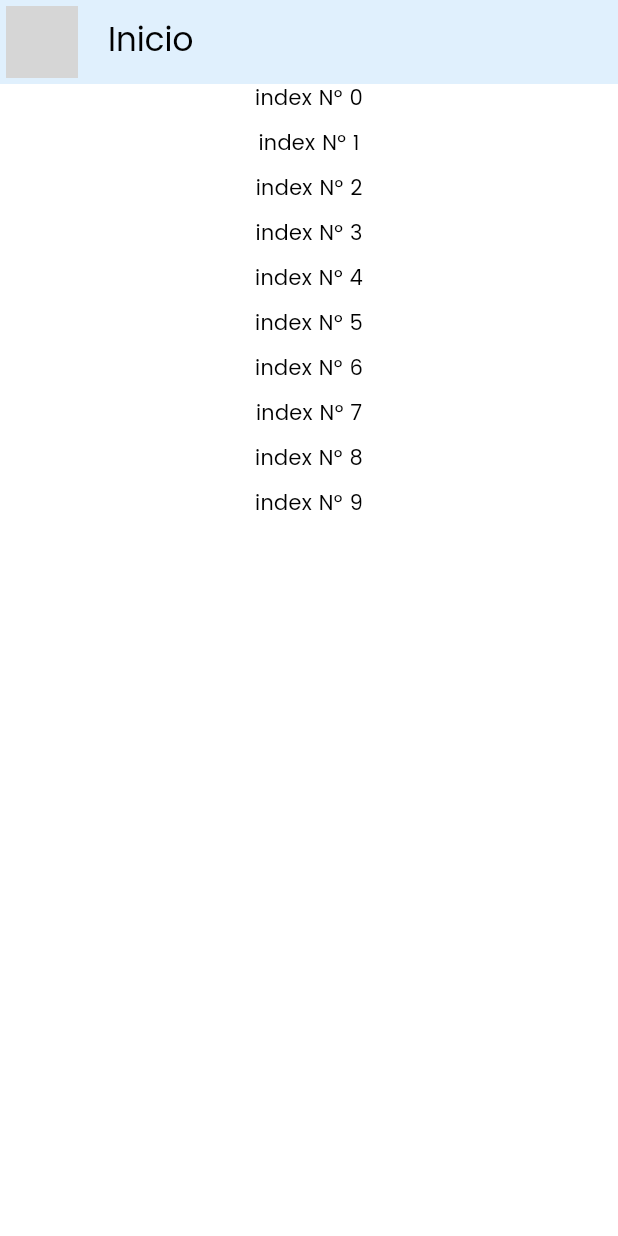
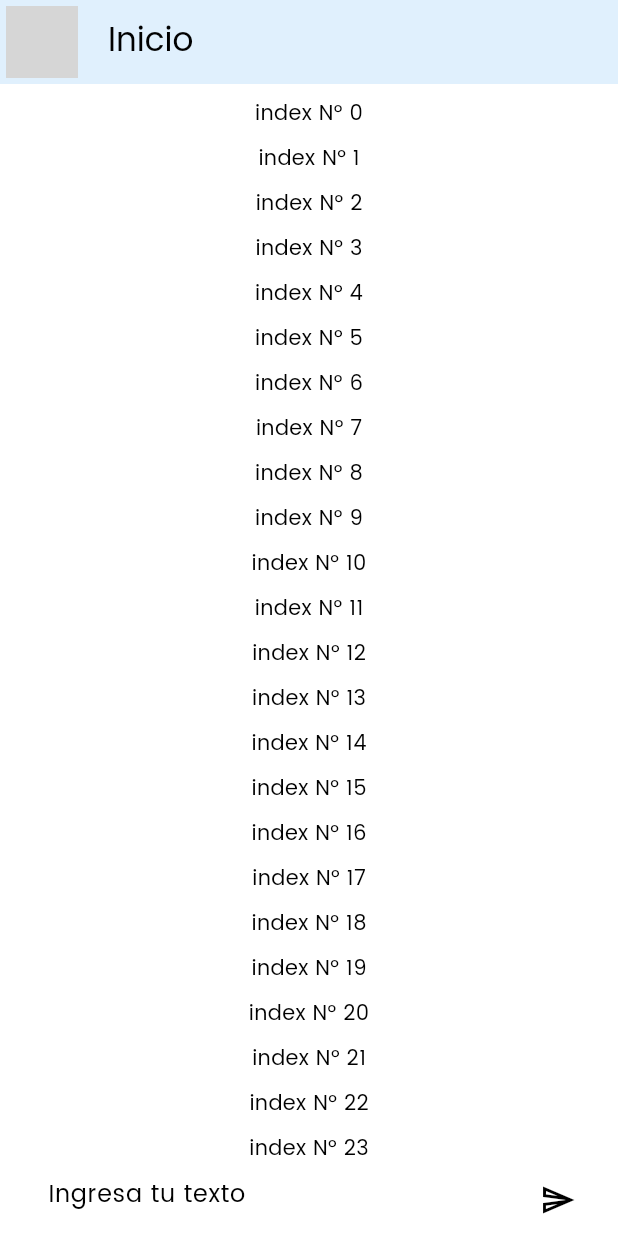
Before and after one commit to jcpg1982/test_flutter, a Flutter app: the screen it shows after launch, on a phone screen of 412 x 824 dp. Run offline on Flutter 3.47's test engine with Material 3 defaults, Android fonts, the phone set to English and light mode, and no system bars; our stand-ins replace auto_route, dio, get_it, retrofit; missing offline and left inert: awesome_dio_interceptor; generated files the repository leaves out were written again; network calls fail; statements that could not run were skipped; grey boxes are pictures that could not be loaded.

Commit message:
mejora de diseño en el input

```diff
--- a/lib/src/presentation/screens/Home.dart
+++ b/lib/src/presentation/screens/Home.dart
@@ -3,6 +3,7 @@ import 'package:test_flutter/src/presentation/widgets/CustomListView.dart';
 import 'package:test_flutter/src/utils/CounterService.dart';
 
 import '../widgets/AppBarWithImage.dart';
+import '../widgets/CustomInputText.dart';
 
 class HomeApp extends StatefulWidget {
   const HomeApp({super.key});
@@ -17,12 +18,12 @@ class _HomeState extends State<HomeApp> {
   @override
   Widget build(BuildContext context) {
     return const Scaffold(
-        appBar: AppBarWithImage(
-            imageUrl:
-                'https://www.mundodeportivo.com/alfabeta/hero/2023/09/goku-colores.jpg?width=1200',
-            title: 'Inicio'),
-        body:
-            CustomListview() // This trailing comma makes auto-formatting nicer for build methods.
-        );
+      appBar: AppBarWithImage(
+          imageUrl:
+              'https://www.mundodeportivo.com/alfabeta/hero/2023/09/goku-colores.jpg?width=1200',
+          title: 'Inicio'),
+      body: Column(
+          children: [Expanded(child: CustomListview()), CustomInputText()]),
+    );
   }
 }
--- a/lib/src/presentation/widgets/AppBarWithImage.dart
+++ b/lib/src/presentation/widgets/AppBarWithImage.dart
@@ -1,6 +1,6 @@
 import 'package:flutter/material.dart';
 
-import 'ImageLoad.dart';
+import 'CustomImageLoad.dart';
 
 class AppBarWithImage extends StatelessWidget implements PreferredSizeWidget {
   final String imageUrl;
@@ -18,7 +18,7 @@ class AppBarWithImage extends StatelessWidget implements PreferredSizeWidget {
         backgroundColor: Theme.of(context).colorScheme.inversePrimary,
         leading: Padding(
             padding: const EdgeInsets.all(4.00),
-            child: ImageLoad(imageUrl: imageUrl, size: 30.00)),
+            child: CustomImageLoad(imageUrl: imageUrl, percent: 0.1)),
         title: Text(title));
   }
 }
--- a/lib/src/presentation/widgets/CustomImageLoad.dart
+++ b/lib/src/presentation/widgets/CustomImageLoad.dart
@@ -1,10 +1,11 @@
 import 'package:flutter/material.dart';
 
-class ImageLoad extends StatelessWidget {
+class CustomImageLoad extends StatelessWidget {
   final String imageUrl;
   final double percent;
 
-  const ImageLoad({super.key, required this.imageUrl, required this.percent});
+  const CustomImageLoad(
+      {super.key, required this.imageUrl, required this.percent});
 
   @override
   Widget build(BuildContext context) {
@@ -22,10 +23,12 @@ class ImageLoad extends StatelessWidget {
                   loadingProgress.expectedTotalBytes!
               : null;
           if (progress == null) return child;
-          return CircularProgressIndicator(
-            value: progress,
-            backgroundColor: Colors.red,
-          );
+          return Padding(
+              padding: const EdgeInsets.all(10.00),
+              child: CircularProgressIndicator(
+                value: progress,
+                backgroundColor: Colors.red,
+              ));
         },
       ),
     );
--- /dev/null
+++ b/lib/src/presentation/widgets/CustomInputText.dart
@@ -0,0 +1,43 @@
+import 'package:flutter/material.dart';
+
+class CustomInputText extends StatelessWidget {
+  const CustomInputText({super.key});
+
+  @override
+  Widget build(BuildContext context) {
+    final textController = TextEditingController();
+    final focusNMode = FocusNode();
+
+    final outLineInputBorder = UnderlineInputBorder(
+        borderSide: const BorderSide(color: Colors.transparent),
+        borderRadius: BorderRadius.circular(20));
+
+    final inputDecoration = InputDecoration(
+        hintText: 'Ingresa tu texto',
+        enabledBorder: outLineInputBorder,
+        focusedBorder: outLineInputBorder,
+        filled: true,
+        suffixIcon: IconButton(
+          icon: const Icon(Icons.send_outlined),
+          onPressed: () {
+            final textValue = textController.value.text;
+            textController.clear();
+          },
+        ));
+    return Padding(
+        padding: const EdgeInsets.symmetric(horizontal: 16),
+        child: TextFormField(
+          onTapOutside: (event) {
+            focusNMode.unfocus();
+          },
+          focusNode: focusNMode,
+          controller: textController,
+          decoration: inputDecoration,
+          onFieldSubmitted: (value) {
+            textController.clear();
+            focusNMode.requestFocus();
+          },
+          onChanged: (value) {},
+        ));
+  }
+}
--- a/lib/src/presentation/widgets/CustomListView.dart
+++ b/lib/src/presentation/widgets/CustomListView.dart
@@ -8,29 +8,18 @@ class CustomListview extends StatelessWidget {
     return SafeArea(
         child: Padding(
       padding: const EdgeInsets.symmetric(horizontal: 16),
-      child: Expanded(
       child: ListView.builder(
-            itemCount: 10,
+          itemCount: 1000,
           itemBuilder: (context, index) {
             return Column(
               mainAxisSize: MainAxisSize.max,
               mainAxisAlignment: MainAxisAlignment.start,
               children: [
-                  Text('index N° $index', textAlign: TextAlign.justify),
-                  const SizedBox(height: 10)
+                const SizedBox(height: 10),
+                Text('index N° $index', textAlign: TextAlign.justify)
               ],
             );
           }),
-      ),
     ));
   }
-
-/*@override
-  Widget build(BuildContext context) {
-    return Expanded(
-      child: ListView.builder(itemBuilder: (context, index) {
-        Text('index N° $index');
-      }),
-    );
-  }*/
 }
```
Lines whose indentation alone changed are shown as unchanged.
